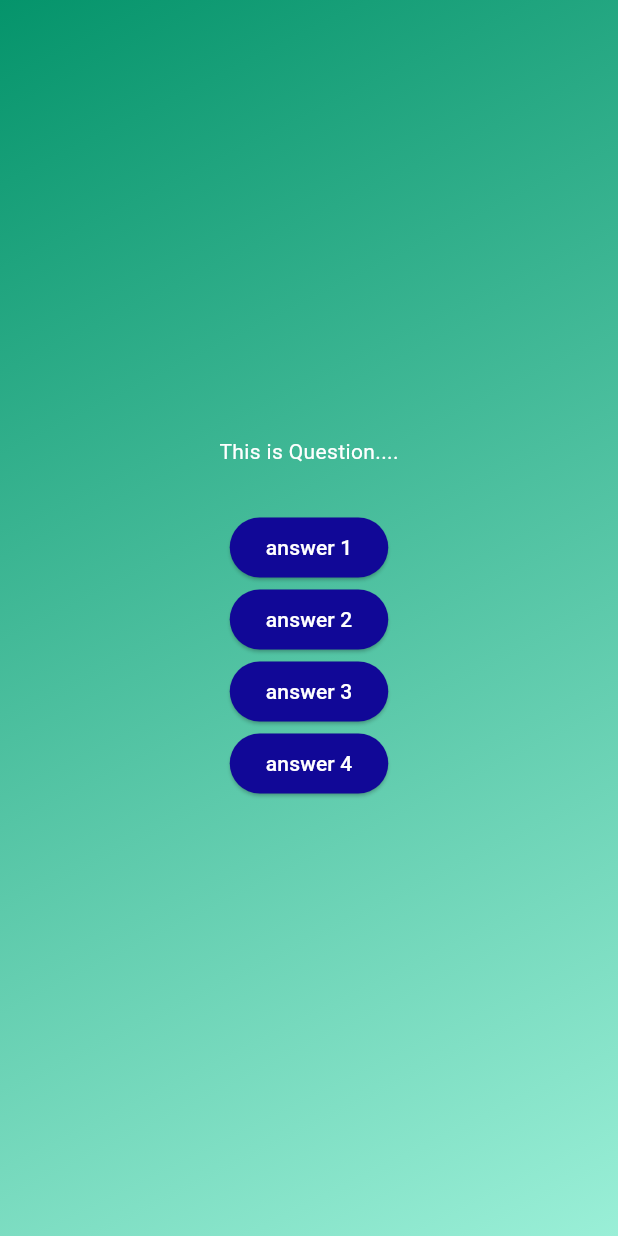
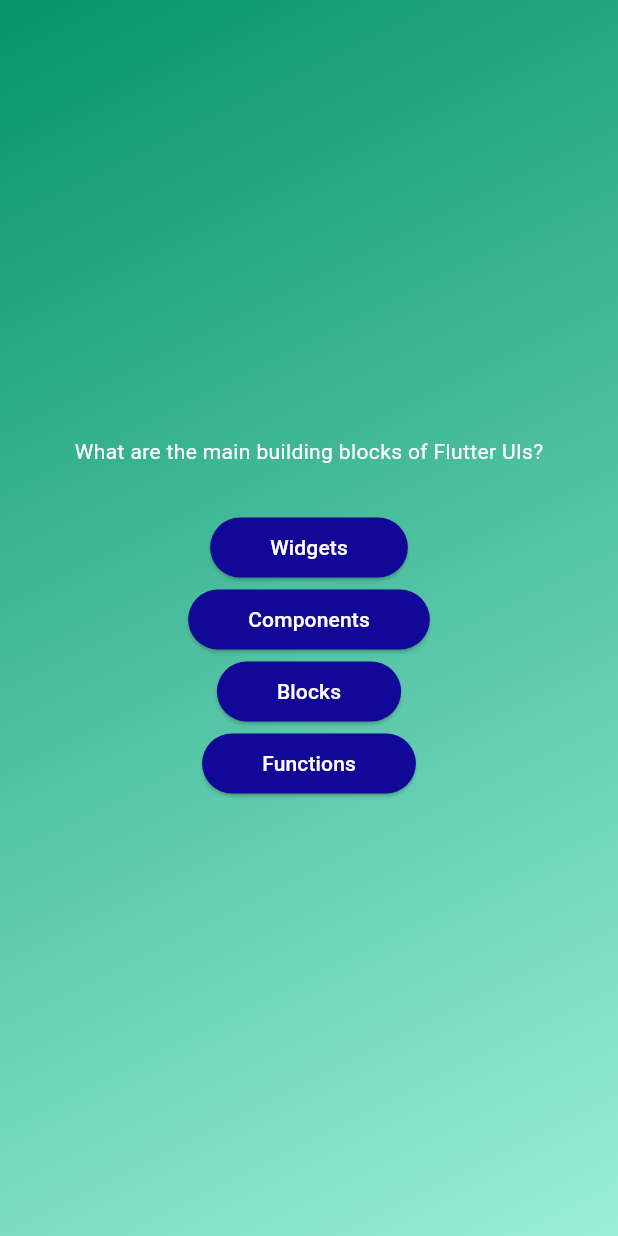
Before and after one commit to dennysihol/simple_quiz, a Flutter app: the screen it shows after launch, after a tap on "Start Quiz", on a phone screen of 412 x 824 dp. Run offline on Flutter 3.47's test engine with Material 3 defaults, Android fonts, the phone set to English and light mode, and no system bars.

Commit message:
Feat: Dyanamic button list

```diff
--- a/lib/answer_button.dart
+++ b/lib/answer_button.dart
@@ -1,8 +1,8 @@
 import 'package:flutter/material.dart';
 
 class AnswerButton extends StatelessWidget {
-
-  const AnswerButton ({super.key, required this.answerText, required this.onTap});
+  const AnswerButton(
+      {super.key, required this.answerText, required this.onTap});
 
   final String answerText;
   final void Function() onTap;
@@ -12,8 +12,15 @@ class AnswerButton extends StatelessWidget {
     return ElevatedButton(
       onPressed: onTap,
       style: ElevatedButton.styleFrom(
+        padding: const EdgeInsets.symmetric(
+          vertical: 10,
+          horizontal: 40,
+        ),
         foregroundColor: Colors.white,
-        backgroundColor: Color.fromARGB(255, 17, 8, 151)
+        backgroundColor: const Color.fromARGB(255, 17, 8, 151),
+        shape: RoundedRectangleBorder(
+          borderRadius: BorderRadius.circular(40),
+        ),
       ),
       child: Text(answerText),
     );
--- a/lib/question_screen.dart
+++ b/lib/question_screen.dart
@@ -1,5 +1,6 @@
 import 'package:flutter/material.dart';
 import 'package:simple_quiz/answer_button.dart';
+import 'package:simple_quiz/data/questions.dart';
 
 class QuestionScreen extends StatefulWidget {
   const QuestionScreen({super.key});
@@ -13,22 +14,26 @@ class QuestionScreen extends StatefulWidget {
 class _QuestionScreenState extends State<QuestionScreen> {
   @override
   Widget build(context) {
+    final currentQuestion = questions[0];
+
     return SizedBox(
       width: double.infinity,
       child: Column(
         mainAxisAlignment: MainAxisAlignment.center,
         children: [
-          const Text(
-            'This is Question....',
-            style: TextStyle(color: Colors.white),
+          Text(
+            currentQuestion.text,
+            style: const TextStyle(color: Colors.white),
           ),
           const SizedBox(
             height: 30,
           ),
-          AnswerButton(answerText: 'answer 1', onTap: () {} ),
-          AnswerButton(answerText: 'answer 2', onTap: () {} ),
-          AnswerButton(answerText: 'answer 3', onTap: () {} ),
-          AnswerButton(answerText: 'answer 4', onTap: () {} ),
+          ...currentQuestion.answers.map((answer) {
+            return AnswerButton(
+              answerText: answer,
+              onTap: () {},
+            );
+          }),
         ],
       ),
     );
```
